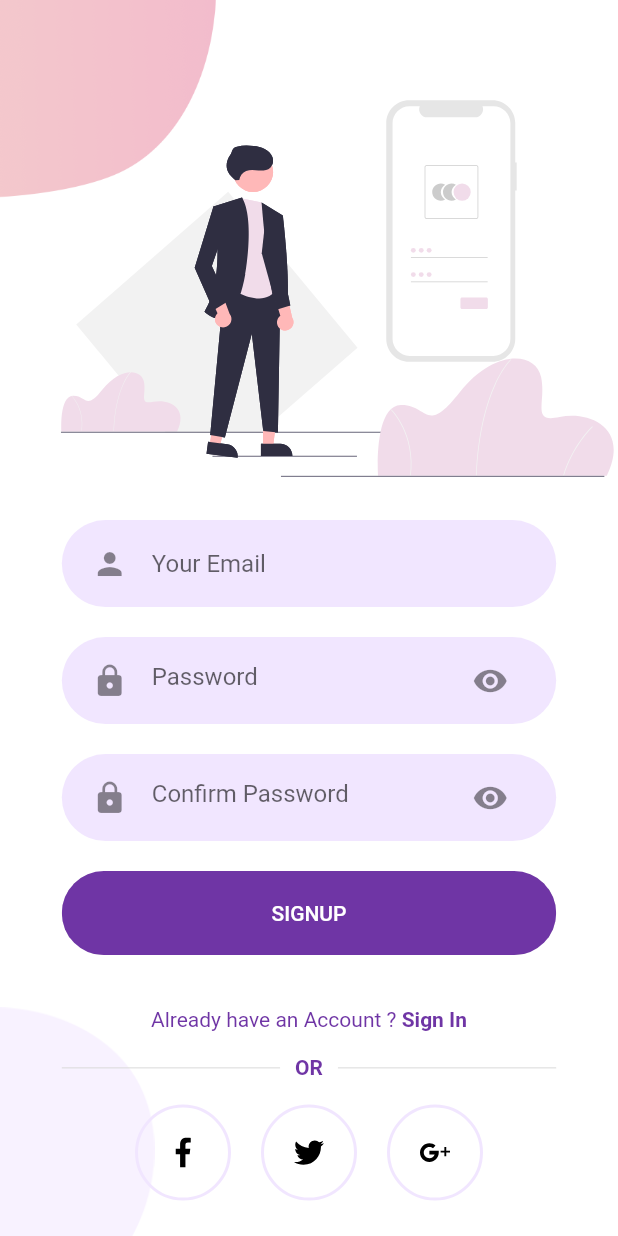
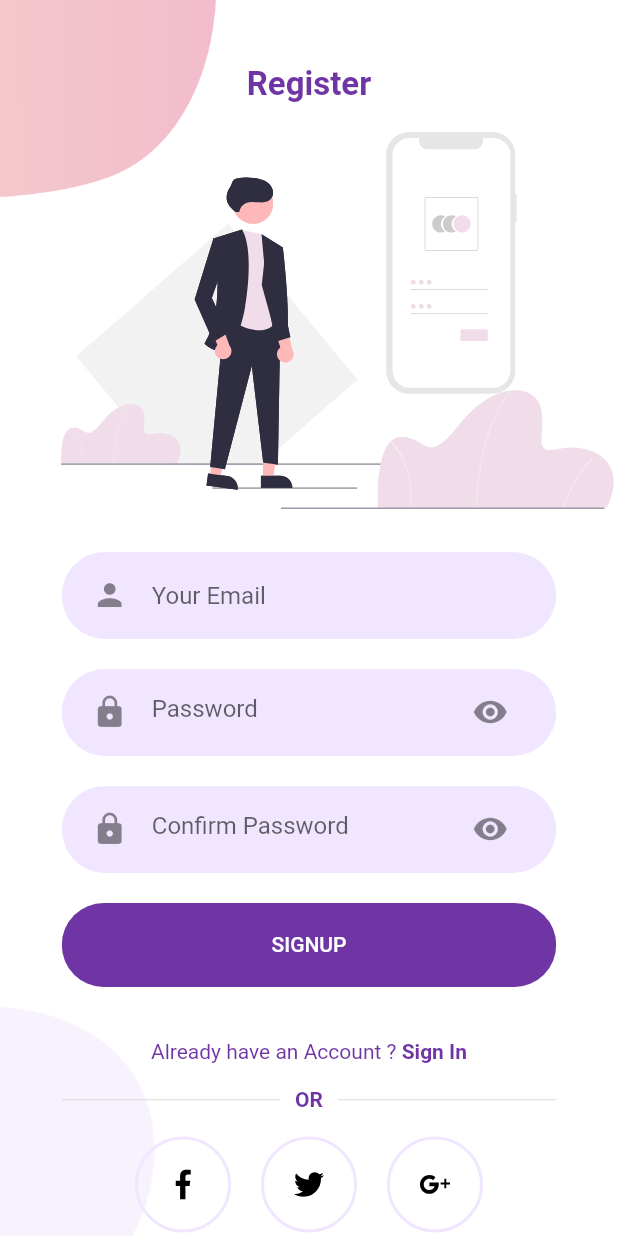
Before and after one commit to MAJK1988/Flutter-login-and-sign-up, a Flutter app: the screen it shows after launch, after a tap on "SIGN UP", on a phone screen of 412 x 824 dp. Run offline on Flutter 3.47's test engine with Material 2 defaults, Android fonts, the phone set to English and light mode, and no system bars; our stand-ins replace firebase_auth, firebase_core, flutter_svg; accounts and stored records are empty.

Commit message:
update login logout register

```diff
--- a/lib/Screens/Login/components/body.dart
+++ b/lib/Screens/Login/components/body.dart
@@ -1,3 +1,4 @@
+import 'package:firebase_auth/firebase_auth.dart';
 import 'package:flutter/material.dart';
 import 'package:ligon_register/Screens/Login/components/background.dart';
 import 'package:flutter_svg/svg.dart';
@@ -7,6 +8,7 @@ import 'package:ligon_register/components/rounded_button.dart';
 import 'package:ligon_register/components/rounded_input_field.dart';
 import 'package:ligon_register/components/rounded_password_field.dart';
 import 'package:ligon_register/constants.dart';
+import 'package:ligon_register/services/auth.dart';
 import 'package:ligon_register/services/validotrs.dart';
 
 class Body extends StatefulWidget {
@@ -77,6 +79,9 @@ class _BodyState extends State<Body> {
                     setText = false;
                     count = 0;
                   });
+                } else {
+                  FireAuth.signInUsingEmailPassword(
+                      email: email, password: passWord, context: context);
                 }
               },
             ),
--- a/lib/Screens/Signup/components/body.dart
+++ b/lib/Screens/Signup/components/body.dart
@@ -12,6 +12,8 @@ import 'package:ligon_register/components/already_have_an_account_acheck.dart';
 import 'package:ligon_register/components/rounded_button.dart';
 import 'package:ligon_register/components/rounded_input_field.dart';
 import 'package:ligon_register/components/rounded_password_field.dart';
+import 'package:ligon_register/constants.dart';
+import 'package:ligon_register/services/auth.dart';
 import 'package:ligon_register/services/validotrs.dart';
 
 class Body extends StatefulWidget {
@@ -43,7 +45,14 @@ class _BodydState extends State<Body> {
         child: Column(
           mainAxisAlignment: MainAxisAlignment.center,
           children: <Widget>[
-            SizedBox(height: size.height * 0.03),
+            SizedBox(height: size.height * 0.05),
+            Text(
+              "Register",
+              style: TextStyle(
+                  fontWeight: FontWeight.bold,
+                  color: kPrimaryColor,
+                  fontSize: 22.0),
+            ),
             SvgPicture.asset(
               "assets/icons/signup.svg",
               height: size.height * 0.35,
@@ -77,7 +86,7 @@ class _BodydState extends State<Body> {
             ),
             RoundedButton(
               text: "SIGNUP",
-              press: () {
+              press: () async {
                 if (!Validator.checkEmpty(email, passWord, passWordConfirm)) {
                   setState(() {
                     email = '';
@@ -86,6 +95,12 @@ class _BodydState extends State<Body> {
                     setText = false;
                     count = 0;
                   });
+                } else {
+                  await FireAuth.registerUsingEmailPassword(
+                      name: 'KADDOUR',
+                      email: email,
+                      password: passWord,
+                      context: context);
                 }
               },
             ),
--- a/lib/Screens/Welcome/components/body.dart
+++ b/lib/Screens/Welcome/components/body.dart
@@ -1,3 +1,4 @@
+import 'package:firebase_auth/firebase_auth.dart';
 import 'package:flutter/material.dart';
 
 import 'package:flutter_svg/svg.dart';
@@ -6,6 +7,7 @@ import 'package:ligon_register/Screens/Signup/signup_screen.dart';
 import 'package:ligon_register/Screens/Welcome/components/background.dart';
 import 'package:ligon_register/components/rounded_button.dart';
 import 'package:ligon_register/constants.dart';
+import 'package:ligon_register/services/auth.dart';
 
 class Body extends StatefulWidget {
   const Body({Key? key}) : super(key: key);
@@ -26,7 +28,10 @@ class _BodyState extends State<Body> {
           children: <Widget>[
             Text(
               "WELCOME TO EPM",
-              style: TextStyle(fontWeight: FontWeight.bold),
+              style: TextStyle(
+                  fontWeight: FontWeight.bold,
+                  color: kPrimaryColor,
+                  fontSize: 22.0),
             ),
             SizedBox(height: size.height * 0.05),
             SvgPicture.asset(
--- a/lib/Screens/home/home.dart
+++ b/lib/Screens/home/home.dart
@@ -1,6 +1,4 @@
-import 'package:firebase_auth/firebase_auth.dart';
 import 'package:flutter/material.dart';
-import 'package:ligon_register/Screens/Welcome/welcome_screen.dart';
 import 'package:ligon_register/Screens/home/composent/body.dart';
 
 class Home extends StatefulWidget {
@@ -11,21 +9,8 @@ class Home extends StatefulWidget {
 }
 
 class _HomeState extends State<Home> {
-  bool _signedIn = false;
   @override
   Widget build(BuildContext context) {
-    FirebaseAuth.instance.authStateChanges().listen((User? user) {
-      if (user == null) {
-        print('User is currently signed out!');
-      } else {
-        setState(() {
-          _signedIn = true;
-        });
-      }
-    });
-    if (_signedIn)
-      return Body();
-    else
-      return WelcomeScreen();
+    return Body();
   }
 }
--- a/lib/components/rounded_input_field.dart
+++ b/lib/components/rounded_input_field.dart
@@ -33,21 +33,23 @@ class _RoundedInputFieldState extends State<RoundedInputField> {
     super.dispose();
   }
 
-  int count = 0;
+  bool ontapFiled = false;
 
   @override
   Widget build(BuildContext context) {
-    setState(() {
-      count++;
-    });
     if (!widget.inputText) _myController.clear();
     return TextFieldContainer(
       child: TextField(
+        onTap: () {
+          setState(() {
+            ontapFiled = true;
+          });
+        },
         controller: _myController,
         onChanged: widget.onChanged,
         cursorColor: kPrimaryColor,
         decoration: InputDecoration(
-          errorText: count > 1
+          errorText: ontapFiled
               ? Validator.validateEmail(email: _myController.value.text)
               : null,
           icon: Icon(
--- a/lib/components/rounded_password_field.dart
+++ b/lib/components/rounded_password_field.dart
@@ -33,21 +33,24 @@ class _RoundedPasswordFieldState extends State<RoundedPasswordField> {
     super.dispose();
   }
 
-  int count = 0;
+  bool ontapFiled = false;
   @override
   Widget build(BuildContext context) {
     if (!widget.inputText) _myController.clear();
-    setState(() {
-      count++;
-    });
+
     return TextFieldContainer(
       child: TextField(
+        onTap: () {
+          setState(() {
+            ontapFiled = true;
+          });
+        },
         controller: _myController,
         obscureText: vesiblity,
         onChanged: widget.onChanged,
         cursorColor: kPrimaryColor,
         decoration: InputDecoration(
-          errorText: count > 1
+          errorText: ontapFiled
               ? Validator.validatePassword(password: _myController.value.text)
               : null,
           hintText: widget.hintText,
--- a/lib/main.dart
+++ b/lib/main.dart
@@ -1,12 +1,7 @@
 // ignore_for_file: unnecessary_null_comparison
-
-import 'dart:developer';
-
 import 'package:firebase_auth/firebase_auth.dart';
 import 'package:firebase_core/firebase_core.dart';
 import 'package:flutter/material.dart';
-import 'package:ligon_register/Screens/Login/login_screen.dart';
-import 'package:ligon_register/Screens/Signup/signup_screen.dart';
 import 'package:ligon_register/Screens/Welcome/welcome_screen.dart';
 import 'package:ligon_register/constants.dart';
 import 'package:ligon_register/services/auth.dart';
@@ -45,7 +40,20 @@ class MyApp extends StatelessWidget {
             print("you have error");
             return Text("Somethong went wrong");
           } else if (snapshot.hasData) {
-            return Home();
+            return StreamBuilder(
+                stream: FirebaseAuth.instance.userChanges(),
+                builder: (context, snapshot) {
+                  if (snapshot.connectionState != ConnectionState.active) {
+                    return Center(
+                      child: CircularProgressIndicator(),
+                    );
+                  }
+                  final user = snapshot.data;
+                  if (user != null) {
+                    return Home();
+                  } else
+                    return WelcomeScreen();
+                });
           } else {
             return Center(
               child: CircularProgressIndicator(),
```
Also changed, not shown: lib/Screens/home/composent/body.dart (+10 -3 lines), lib/services/auth.dart (+68 -5 lines).
